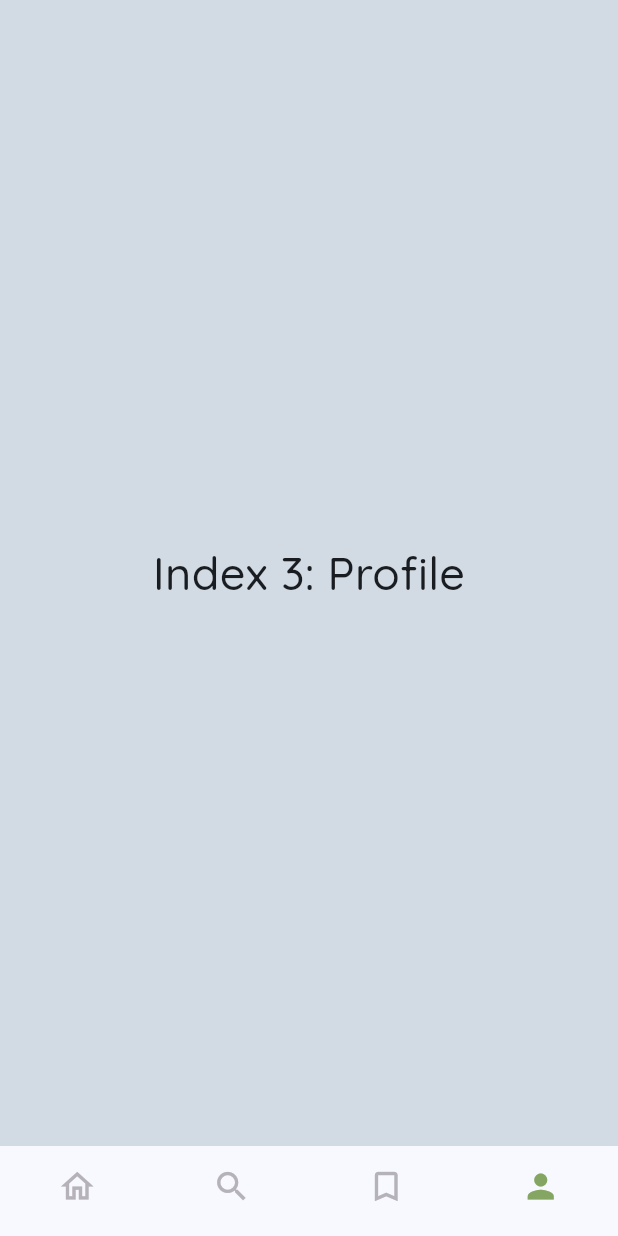
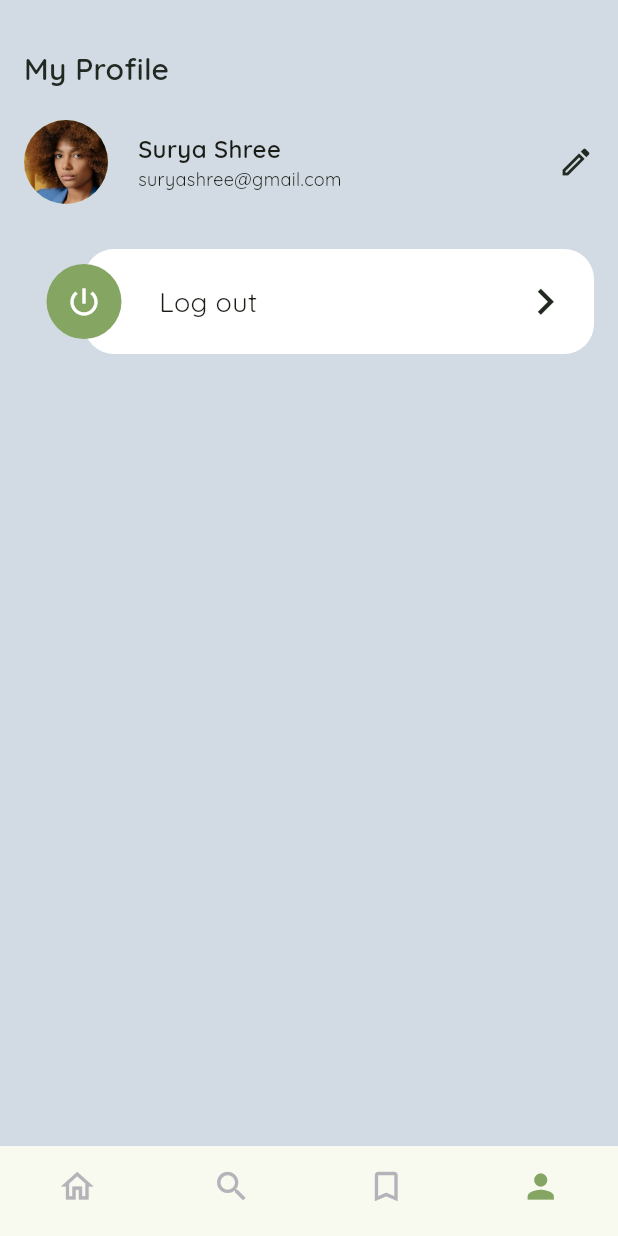
Before and after one commit to intromisan/cheffy, a Flutter app: the screen it shows once a user with an empty profile is signed in, item 4 of the bottom bar chosen, on a phone screen of 412 x 824 dp. Run offline on Flutter 3.47's test engine with Material 3 defaults, Android fonts, the phone set to English and light mode, and no system bars; our stand-ins replace carousel_slider, firebase_auth, firebase_core, shared_preferences; accounts and stored records are empty; generated files the repository leaves out were written again; network calls fail.

Commit message:
profile screen added

```diff
--- a/cheffy.app/lib/common/components/navigation_bar.dart
+++ b/cheffy.app/lib/common/components/navigation_bar.dart
@@ -1,3 +1,4 @@
+import 'package:cheffy/features/profile/presentation/screens/profile_page.dart';
 import 'package:cheffy/features/recepies/presentation/home_page.dart';
 import 'package:flutter/material.dart';
 
@@ -22,10 +23,7 @@ class _NavigationBarState extends State<NavigationBarView> {
       'Index 2: My library',
       style: optionStyle,
     ),
-    Text(
-      'Index 3: Profile',
-      style: optionStyle,
-    ),
+    ProfilePage()
   ];
 
   void _onItemTapped(int index) {
--- a/cheffy.app/lib/features/auth/presentation/auth.dart
+++ b/cheffy.app/lib/features/auth/presentation/auth.dart
@@ -9,6 +9,7 @@ class AuthPage extends StatelessWidget {
   @override
   Widget build(BuildContext context) {
     return Scaffold(
+      resizeToAvoidBottomInset: false,
       body: StreamBuilder(
           stream: FirebaseAuth.instance.authStateChanges(),
           builder: (context, snapshot) {
--- /dev/null
+++ b/cheffy.app/lib/features/profile/presentation/components/profile_option.dart
@@ -0,0 +1,60 @@
+import 'package:flutter/material.dart';
+
+class ProfileOption extends StatelessWidget {
+  final String title;
+  final Icon icon;
+  final Function()? onTap;
+  const ProfileOption(
+      {super.key,
+      required this.title,
+      required this.icon,
+      required this.onTap});
+
+  @override
+  Widget build(BuildContext context) {
+    return GestureDetector(
+      onTap: onTap,
+      child: Stack(
+        children: [
+          Container(
+              decoration: BoxDecoration(
+                  borderRadius: BorderRadius.circular(20), color: Colors.white),
+              height: 70,
+              margin: const EdgeInsets.only(left: 40),
+              child: Row(
+                children: [
+                  // Option title
+                  Expanded(
+                      child: Padding(
+                    padding: const EdgeInsets.only(left: 50),
+                    child: Text(
+                      title,
+                      style: const TextStyle(fontSize: 18),
+                    ),
+                  )),
+                  const Padding(
+                    padding: EdgeInsets.only(right: 15),
+                    child: Icon(
+                      Icons.chevron_right,
+                      color: Color(0xff222921),
+                      size: 35,
+                    ),
+                  )
+                ],
+              )),
+          // Icon
+          Container(
+            width: 50,
+            height: 50,
+            margin: const EdgeInsets.fromLTRB(15, 10, 0, 0),
+            decoration: BoxDecoration(
+              borderRadius: BorderRadius.circular(50),
+              color: const Color(0xff85a562),
+            ),
+            child: icon,
+          ),
+        ],
+      ),
+    );
+  }
+}
--- /dev/null
+++ b/cheffy.app/lib/features/profile/presentation/screens/profile_page.dart
@@ -0,0 +1,76 @@
+import 'package:cheffy/features/profile/presentation/components/profile_option.dart';
+import 'package:firebase_auth/firebase_auth.dart';
+import 'package:flutter/material.dart';
+
+class ProfilePage extends StatelessWidget {
+  const ProfilePage({super.key});
+
+  @override
+  Widget build(BuildContext context) {
+    return Scaffold(
+        backgroundColor: const Color(0xffd2dbe4),
+        // Page Title
+        appBar: AppBar(
+          toolbarHeight: 80,
+          backgroundColor: const Color(0xffd2dbe4),
+          title: Padding(
+            padding: const EdgeInsets.only(top: 10),
+            child: Text(
+              "My Profile",
+              style: Theme.of(context).textTheme.titleMedium,
+            ),
+          ),
+        ),
+        body: Container(
+          padding: EdgeInsets.symmetric(horizontal: 16),
+          child: Column(
+            children: [
+              // Profile
+              const Row(
+                mainAxisAlignment: MainAxisAlignment.spaceBetween,
+                children: [
+                  CircleAvatar(
+                    backgroundImage: AssetImage("lib/images/ava.jpg"),
+                    radius: 28,
+                  ),
+                  Expanded(
+                    flex: 2,
+                    child: Padding(
+                      padding: EdgeInsets.symmetric(horizontal: 20),
+                      child: Column(
+                          crossAxisAlignment: CrossAxisAlignment.start,
+                          children: [
+                            Text(
+                              "Surya Shree",
+                              style: TextStyle(
+                                  fontSize: 16, fontWeight: FontWeight.w600),
+                            ),
+                            Text(
+                              "suryashree@gmail.com",
+                              style: TextStyle(
+                                fontSize: 12,
+                              ),
+                            ),
+                          ]),
+                    ),
+                  ),
+                  Icon(Icons.edit_outlined, color: Color(0xff222921))
+                ],
+              ),
+              const SizedBox(
+                height: 30,
+              ),
+
+              // Profile Options
+              ProfileOption(
+                  title: "Log out",
+                  icon: const Icon(
+                    Icons.power_settings_new_outlined,
+                    color: Colors.white,
+                  ),
+                  onTap: () => FirebaseAuth.instance.signOut()),
+            ],
+          ),
+        ));
+  }
+}
--- a/cheffy.app/lib/features/recepies/presentation/home_page.dart
+++ b/cheffy.app/lib/features/recepies/presentation/home_page.dart
@@ -88,17 +88,17 @@ class _HomePageState extends State<HomePage> with FirebaseUserMixin {
         appBar: AppBar(
           toolbarHeight: 80,
           backgroundColor: const Color(0xffd2dbe4),
-          title: const Padding(
+          title: Padding(
             padding: EdgeInsets.only(top: 10),
             child:
                 Column(crossAxisAlignment: CrossAxisAlignment.start, children: [
               Text(
                 "Hello Surya",
-                style: TextStyle(fontSize: 13, fontWeight: FontWeight.w500),
+                style: Theme.of(context).textTheme.titleSmall,
               ),
               Text(
                 "Shall we cook?",
-                style: TextStyle(fontSize: 24, fontWeight: FontWeight.w600),
+                style: Theme.of(context).textTheme.titleLarge,
               )
             ]),
           ),
--- a/cheffy.app/lib/main.dart
+++ b/cheffy.app/lib/main.dart
@@ -21,10 +21,25 @@ class MyApp extends StatelessWidget {
       debugShowCheckedModeBanner: false,
       title: 'Flutter Demo',
       theme: ThemeData(
-        fontFamily: "Quicksand",
-        colorScheme: ColorScheme.fromSeed(seedColor: Colors.blue),
-        useMaterial3: true,
-      ),
+          fontFamily: "Quicksand",
+          colorScheme: ColorScheme.fromSeed(
+              brightness: Brightness.light, seedColor: const Color(0xff85a562)),
+          useMaterial3: true,
+
+          // Text Theme
+          textTheme: const TextTheme(
+              titleLarge: TextStyle(
+                  fontSize: 24,
+                  fontWeight: FontWeight.w600,
+                  color: Color(0xff222921)),
+              titleMedium: TextStyle(
+                  fontSize: 20,
+                  fontWeight: FontWeight.w600,
+                  color: Color(0xff222921)),
+              titleSmall: TextStyle(
+                  fontSize: 13,
+                  fontWeight: FontWeight.w500,
+                  color: Color(0xff222921)))),
       home: const AuthPage(),
     );
   }
```
